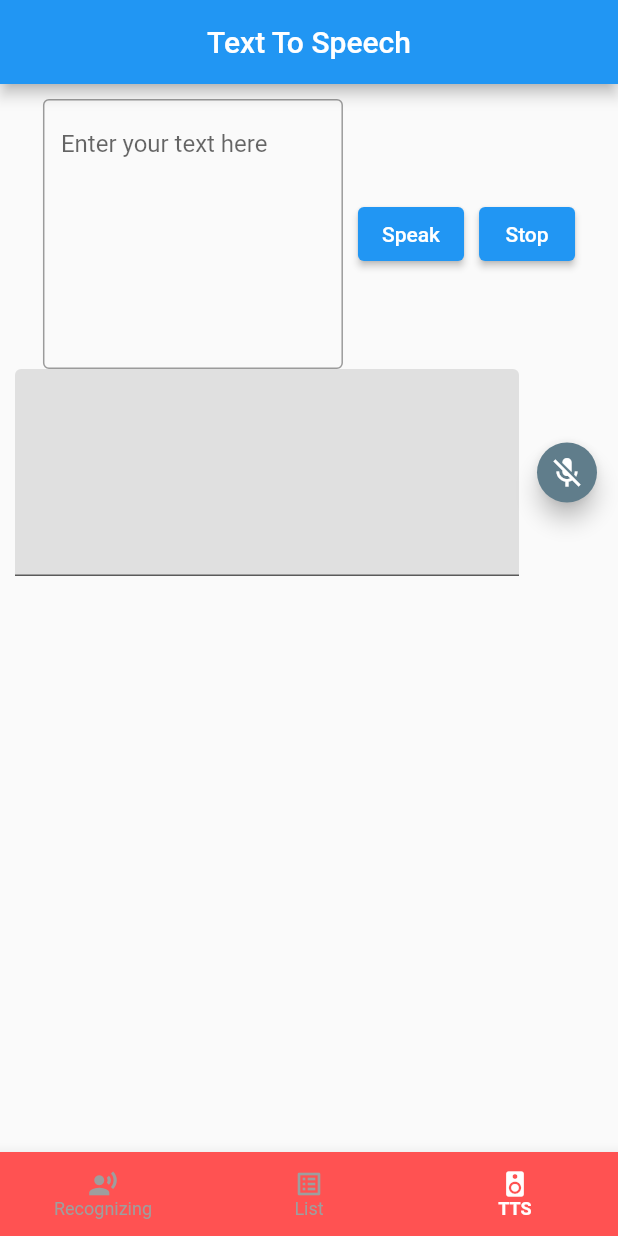
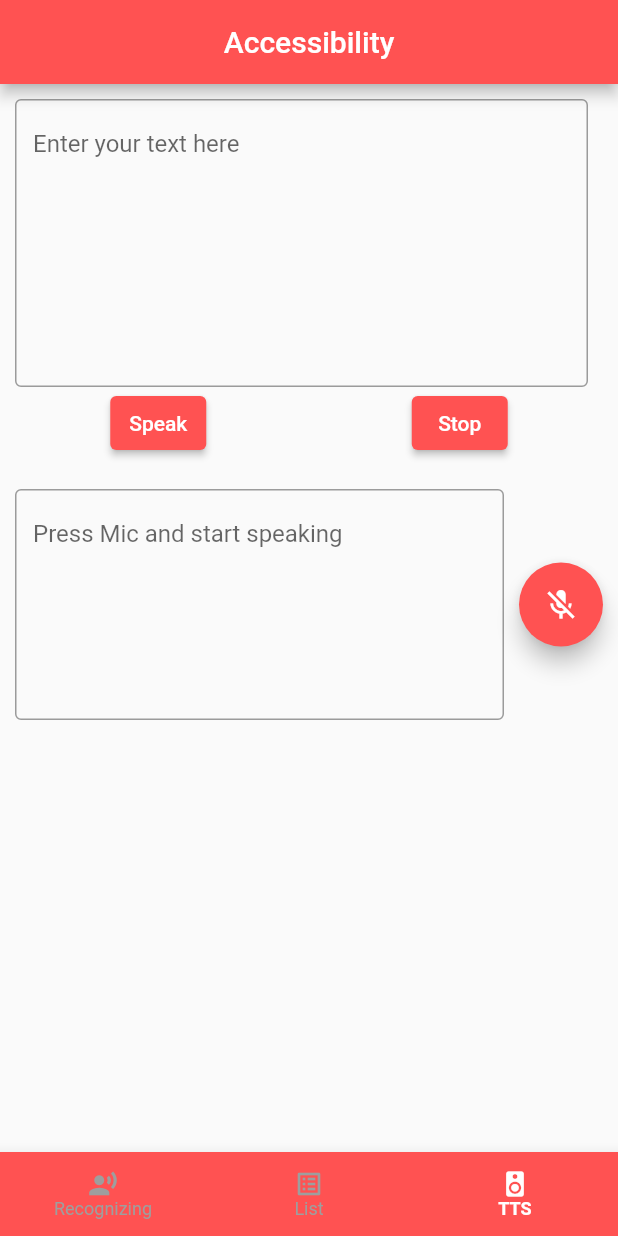
Before and after one commit to dmk9520/MultiGenie, a Flutter app: the screen it shows after launch, item 3 of the bottom bar chosen, on a phone screen of 412 x 824 dp. Run offline on Flutter 3.47's test engine with Material 2 defaults, Android fonts, the light colour scheme and no system bars; our stand-ins replace flutter_tts, permission_handler, shared_preferences, speech_to_text, sqflite; missing offline and left inert: flutter_acrcloud; accounts and stored records are empty.

Commit message:
UI improvements

```diff
--- a/lib/main.dart
+++ b/lib/main.dart
@@ -1,6 +1,6 @@
 import 'package:flutter/material.dart';
 import 'package:flutter_acrcloud/flutter_acrcloud.dart';
-import 'package:flutter_acrcloud_demo/screen/text_to_speech_screen.dart';
+import 'package:MultiGenie/screen/text_to_speech_screen.dart';
 
 import 'screen/Recognizing_screen.dart';
 import 'screen/identified_music_screen.dart';
--- a/lib/screen/Recognizing_screen.dart
+++ b/lib/screen/Recognizing_screen.dart
@@ -1,8 +1,8 @@
 import 'package:flutter/material.dart';
 import 'package:flutter_acrcloud/flutter_acrcloud.dart';
-import 'package:flutter_acrcloud_demo/models/music_model.dart';
-import 'package:flutter_acrcloud_demo/widgets/ripple_animation.dart';
-import 'package:flutter_acrcloud_demo/store_handler/database_helper.dart';
+import 'package:MultiGenie/models/music_model.dart';
+import 'package:MultiGenie/widgets/ripple_animation.dart';
+import 'package:MultiGenie/store_handler/database_helper.dart';
 import 'package:shared_preferences/shared_preferences.dart';
 
 class RecognizeScreen extends StatefulWidget {
--- a/lib/screen/identified_music_screen.dart
+++ b/lib/screen/identified_music_screen.dart
@@ -53,11 +53,13 @@ class _IdentifiedMusicScreenState extends State<IdentifiedMusicScreen> {
                 itemBuilder: (BuildContext context, int index) {
                   return Card(
                     child: ListTile(
+                      isThreeLine: true,
                       leading: Icon(Icons.multitrack_audio_sharp, size: 30,color: Colors.redAccent,),
                       tileColor: const Color.fromRGBO(230, 230, 230, 100),
                       contentPadding: const EdgeInsets.all(10),
                       title: Text(musicData[index].title!),
-                      subtitle: Text(musicData[index].artist!),
+                      subtitle: Text(musicData[index].artist! + "\n\nTap to Listen"),
+
                       onTap: () {
                         String searchQuery =
                             '${musicData[index].title} ${musicData[index].artist} lyrics';
--- a/lib/screen/text_to_speech_screen.dart
+++ b/lib/screen/text_to_speech_screen.dart
@@ -91,7 +91,8 @@ class _TTSState extends State<TTS> {
     return Scaffold(
         appBar: AppBar(
           centerTitle: true,
-          title: const Text("Text To Speech"),
+          title: const Text("Accessibility"),
+          backgroundColor: Colors.redAccent,
         ),
         body: Container(
           margin: const EdgeInsets.all(10),
@@ -101,9 +102,7 @@ class _TTSState extends State<TTS> {
               Row(
                 mainAxisSize: MainAxisSize.min,
                 children: [
-                  const SizedBox(
-                    width: 200,
-                    height: 180,
+                  const Expanded(
                     child: TextField(
                 maxLines: 8, //or null
                 decoration: InputDecoration(
@@ -114,8 +113,16 @@ class _TTSState extends State<TTS> {
                     ),
                   const SizedBox(
                     width: 10,
-                  ),
+                  ),],
+          ),
+            Row(
+              mainAxisAlignment: MainAxisAlignment.spaceEvenly,
+              children: [
                   ElevatedButton(
+                    style: ElevatedButton.styleFrom(
+                      backgroundColor: Colors.redAccent,
+                    padding: const EdgeInsets.all(8)
+                    ),
                     onPressed: _speak,
                     child: const Text("Speak"),
                   ),
@@ -123,12 +130,16 @@ class _TTSState extends State<TTS> {
                     width: 10,
                   ),
                   ElevatedButton(
+                    style: ElevatedButton.styleFrom(
+                      backgroundColor: Colors.redAccent,
+                        padding: const EdgeInsets.all(8)
+                    ),
                     onPressed: _stop,
                     child: const Text("Stop"),
                   ),
                 ],
               ),
-
+SizedBox(height: 20),
                   Row(
                     mainAxisAlignment: MainAxisAlignment.center,
                     crossAxisAlignment: CrossAxisAlignment.center,
@@ -138,23 +149,23 @@ class _TTSState extends State<TTS> {
                           controller: _textController,
                           minLines: 6,
                           maxLines: 10,
-                          decoration: InputDecoration(
-                            filled: true,
-                            fillColor: Colors.grey.shade300,
-                          ),
+                            decoration: InputDecoration(
+                              border: OutlineInputBorder(),
+                              hintText: "Press Mic and start speaking",
+                            )
                         ),
                       ),
                       const SizedBox(
-                        width: 8,
+                        width: 10,
                       ),
-                      FloatingActionButton.small(
+                      FloatingActionButton(
                         onPressed:
                         // If not yet listening for speech start, otherwise stop
                         _speechToText.isNotListening
                             ? _startListening
                             : _stopListening,
                         tooltip: 'Listen',
-                        backgroundColor: Colors.blueGrey,
+                        backgroundColor: Colors.redAccent,
                         child: Icon(_speechToText
                             .isNotListening
                             ? Icons.mic_off
```
Also changed, not shown: pubspec.yaml (+9 -3 lines), assets/music (2).png (added), pubspec.lock, 48 other files.
